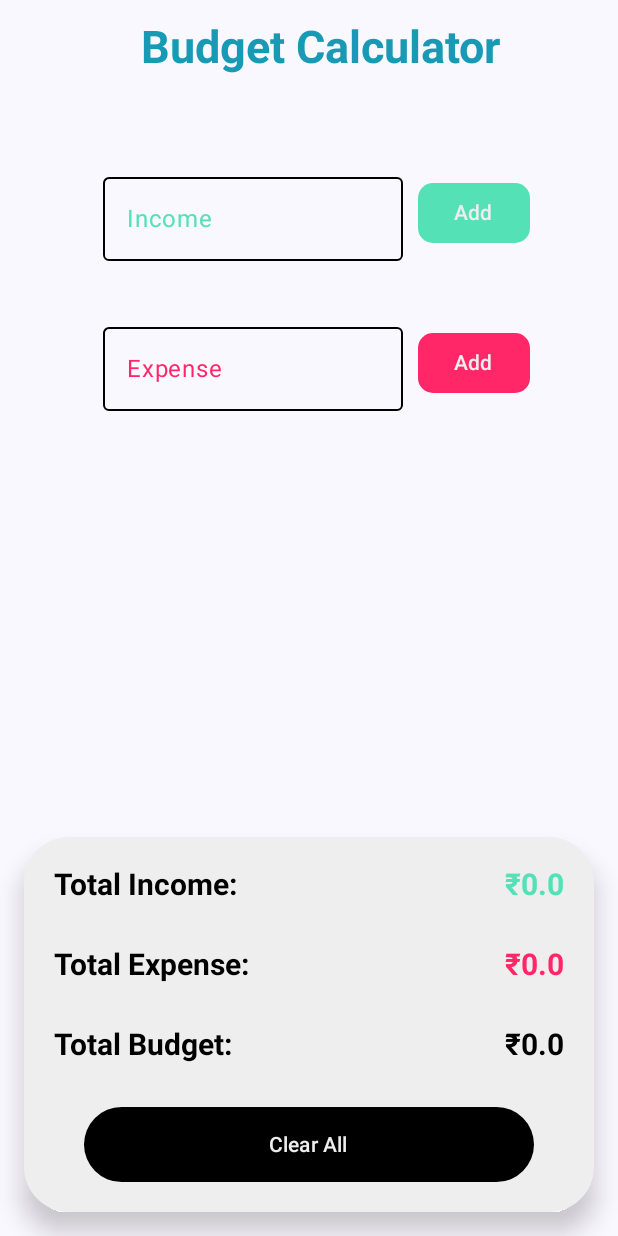
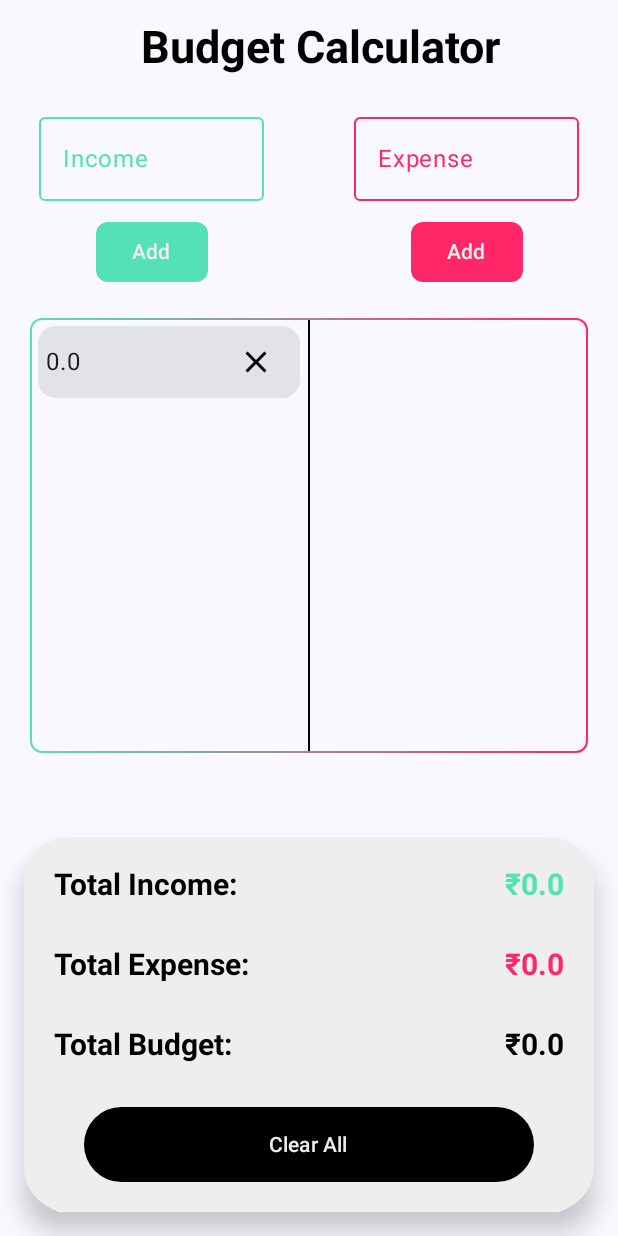
Before and after one commit to Vinayakbora/BudgetCalculator, an Android app built with Jetpack Compose: the screen it shows after launch (MainActivity), after a tap on "Add", on a phone screen of 412 x 824 dp. Run offline under Robolectric (Android 15) with nearby library versions, the phone set to English and light mode, and no system bars.

Commit message:
Implemented the basic UI set up

```diff
--- a/app/src/main/AndroidManifest.xml
+++ b/app/src/main/AndroidManifest.xml
@@ -17,7 +17,6 @@
         <activity
             android:name=".MainActivity"
             android:exported="true"
-            android:label="@string/app_name"
             android:screenOrientation="portrait"
             android:theme="@style/Theme.BudgetCalculator">
             <intent-filter>
--- /dev/null
+++ b/app/src/main/java/com/example/budgetcalculator/BudgetData.kt
@@ -0,0 +1,12 @@
+package com.example.budgetcalculator
+
+import androidx.compose.runtime.MutableDoubleState
+import androidx.compose.runtime.mutableDoubleStateOf
+import androidx.compose.runtime.mutableStateListOf
+
+data class BudgetData(
+    var newIncome: MutableDoubleState = mutableDoubleStateOf(0.0),
+    var newExpense: MutableDoubleState = mutableDoubleStateOf(0.0),
+    var incomeList: MutableList<Double> = mutableStateListOf(),
+    var expenseList: MutableList<Double> = mutableStateListOf()
+)
--- a/app/src/main/java/com/example/budgetcalculator/HomeScreen.kt
+++ b/app/src/main/java/com/example/budgetcalculator/HomeScreen.kt
@@ -1,13 +1,21 @@
 package com.example.budgetcalculator
 
+import androidx.compose.foundation.background
+import androidx.compose.foundation.border
 import androidx.compose.foundation.layout.*
+import androidx.compose.foundation.rememberScrollState
 import androidx.compose.foundation.shape.RoundedCornerShape
 import androidx.compose.foundation.text.KeyboardOptions
+import androidx.compose.foundation.verticalScroll
+import androidx.compose.material.icons.Icons
+import androidx.compose.material.icons.filled.Clear
 import androidx.compose.material3.Button
 import androidx.compose.material3.ButtonDefaults
 import androidx.compose.material3.Card
 import androidx.compose.material3.CardDefaults
 import androidx.compose.material3.ExperimentalMaterial3Api
+import androidx.compose.material3.Icon
+import androidx.compose.material3.IconButton
 import androidx.compose.material3.OutlinedTextField
 import androidx.compose.material3.OutlinedTextFieldDefaults
 import androidx.compose.material3.Scaffold
@@ -16,6 +24,7 @@ import androidx.compose.material3.TopAppBar
 import androidx.compose.runtime.*
 import androidx.compose.ui.Alignment
 import androidx.compose.ui.Modifier
+import androidx.compose.ui.graphics.Brush
 import androidx.compose.ui.graphics.Color
 import androidx.compose.ui.platform.LocalSoftwareKeyboardController
 import androidx.compose.ui.text.TextStyle
@@ -24,7 +33,6 @@ import androidx.compose.ui.text.input.KeyboardType
 import androidx.compose.ui.text.style.TextAlign
 import androidx.compose.ui.unit.dp
 import androidx.compose.ui.unit.sp
-import com.example.budgetcalculator.ui.theme.BlueGrotto
 import com.example.budgetcalculator.ui.theme.LightGreen1
 import com.example.budgetcalculator.ui.theme.LightGrey
 import com.example.budgetcalculator.ui.theme.RoseRed
@@ -33,10 +41,7 @@ import com.example.budgetcalculator.ui.theme.TextWhite
 @OptIn(ExperimentalMaterial3Api::class)
 @Composable
 fun HomeScreen() {
-
-    var totalIncome by remember { mutableDoubleStateOf(0.0) }
-    var totalExpense by remember { mutableDoubleStateOf(0.0) }
-
+    val budgetData by remember { mutableStateOf(BudgetData()) }
 
     Scaffold(topBar = {
         TopAppBar(title = {
@@ -46,7 +51,7 @@ fun HomeScreen() {
                 Text(
                     text = APP_NAME,
                     style = TextStyle(
-                        fontSize = 30.sp, color = BlueGrotto, fontWeight = FontWeight.Bold
+                        fontSize = 30.sp, color = Color.Black, fontWeight = FontWeight.Bold
                     ),
                 )
             }
@@ -56,59 +61,81 @@ fun HomeScreen() {
         Column(
             verticalArrangement = Arrangement.Center,
             horizontalAlignment = Alignment.CenterHorizontally,
-            modifier = Modifier.padding(top = 100.dp)
+            modifier = Modifier.padding(top = 60.dp)
         ) {
-            IncomeInput(onIncomeChange = { totalIncome = it })
-            Spacer(modifier = Modifier.height(16.dp))
-            ExpenseInput(onExpenseChange = { totalExpense = it })
-            Spacer(modifier = Modifier.height(16.dp))
+            Row(modifier = Modifier.padding(horizontal = 16.dp)) {
+                IncomeInput(budgetData = budgetData)
+                Spacer(modifier = Modifier.weight(1f))
+                ExpenseInput(budgetData = budgetData)
+            }
+            BudgetDashboard(budgetData = budgetData)
+            Spacer(modifier = Modifier.weight(1f))
             BudgetResult(
-                totalIncome,
-                totalExpense,
-                onIncomeChange = { totalIncome = it },
-                onExpenseChange = { totalExpense = it })
-
+                onClear = {
+                    budgetData.newIncome.doubleValue = 0.0
+                    budgetData.newExpense.doubleValue = 0.0
+                    budgetData.incomeList.clear()
+                    budgetData.expenseList.clear()
+                },
+                budgetData = budgetData
+            )
         }
     }
 }
 
 @Composable
-fun IncomeInput(onIncomeChange: (Double) -> Unit) {
+fun IncomeInput(budgetData: BudgetData) {
     var incomeText by remember { mutableStateOf(EMPTY_STRING) }
-    var income by remember { mutableDoubleStateOf(0.0) }
     val keyboardController = LocalSoftwareKeyboardController.current
 
-
-    Row(
-        horizontalArrangement = Arrangement.SpaceBetween,
-        verticalAlignment = Alignment.CenterVertically
+    Column(
+        verticalArrangement = Arrangement.SpaceBetween,
+        horizontalAlignment = Alignment.CenterHorizontally
     ) {
         OutlinedTextField(
             value = incomeText,
             onValueChange = { text ->
                 incomeText = text
+
             },
-            label = { Text("Income", color = LightGreen1) },
+            textStyle = TextStyle(
+                fontSize = 16.sp,
+                color = Color.Black,
+                fontWeight = FontWeight.Bold
+            ),
+            label = {
+                Text(
+                    text = "Income",
+                    textAlign = TextAlign.Start,
+                    color = LightGreen1
+                )
+            },
             modifier = Modifier
-                .padding(vertical = 10.dp, horizontal = 10.dp)
-                .width(200.dp),
+                .padding(10.dp)
+                .width(150.dp),
             keyboardOptions = KeyboardOptions(keyboardType = KeyboardType.Number),
             colors = OutlinedTextFieldDefaults.colors(
                 focusedTextColor = Color.Black,
                 cursorColor = LightGreen1,
                 focusedBorderColor = LightGreen1,
-                unfocusedBorderColor = Color.Black
+                unfocusedBorderColor = LightGreen1
             )
         )
         Button(
             onClick = {
-                income = incomeText.toDoubleOrNull()?.plus(income) ?: 0.0
-                onIncomeChange(income)
+                val newIncomeValue = incomeText.toDoubleOrNull() ?: 0.0
+                budgetData.newIncome.doubleValue += newIncomeValue
+                budgetData.incomeList.add(newIncomeValue)
                 incomeText = EMPTY_STRING
                 keyboardController?.hide()
             },
-            shape = RoundedCornerShape(10.dp),
-            colors = ButtonDefaults.buttonColors(LightGreen1, TextWhite, LightGrey, Color.Black)
+            shape = RoundedCornerShape(8.dp),
+            colors = ButtonDefaults.buttonColors(
+                containerColor = LightGreen1,
+                contentColor = TextWhite,
+                disabledContainerColor = LightGrey,
+                disabledContentColor = Color.Black
+            )
         ) {
             Text(text = "Add")
         }
@@ -116,40 +143,51 @@ fun IncomeInput(onIncomeChange: (Double) -> Unit) {
 }
 
 @Composable
-fun ExpenseInput(onExpenseChange: (Double) -> Unit) {
+fun ExpenseInput(budgetData: BudgetData) {
     var expenseText by remember { mutableStateOf(EMPTY_STRING) }
-    var expense by remember { mutableDoubleStateOf(0.0) }
     val keyboardController = LocalSoftwareKeyboardController.current
 
-    Row(
-        horizontalArrangement = Arrangement.SpaceBetween,
-        verticalAlignment = Alignment.CenterVertically
+    Column(
+        verticalArrangement = Arrangement.SpaceBetween,
+        horizontalAlignment = Alignment.CenterHorizontally
     ) {
         OutlinedTextField(
             value = expenseText,
             onValueChange = { text ->
                 expenseText = text
             },
-            label = { Text("Expense", color = RoseRed) },
+            textStyle = TextStyle(
+                fontSize = 16.sp,
+                color = Color.Black,
+                fontWeight = FontWeight.Bold
+            ),
+            label = {
+                Text(
+                    text = "Expense",
+                    textAlign = TextAlign.Start,
+                    color = RoseRed
+                )
+            },
             modifier = Modifier
-                .padding(vertical = 10.dp, horizontal = 10.dp)
-                .width(200.dp),
+                .padding(10.dp)
+                .width(150.dp),
             keyboardOptions = KeyboardOptions(keyboardType = KeyboardType.Number),
             colors = OutlinedTextFieldDefaults.colors(
                 focusedTextColor = Color.Black,
                 cursorColor = RoseRed,
                 focusedBorderColor = RoseRed,
-                unfocusedBorderColor = Color.Black
+                unfocusedBorderColor = RoseRed
             )
         )
         Button(
             onClick = {
-                expense = expenseText.toDoubleOrNull()?.plus(expense) ?: 0.0
-                onExpenseChange(expense)
+                val newExpenseValue = expenseText.toDoubleOrNull() ?: 0.0
+                budgetData.newExpense.doubleValue += newExpenseValue
+                budgetData.expenseList.add(newExpenseValue)
                 expenseText = EMPTY_STRING
                 keyboardController?.hide()
             },
-            shape = RoundedCornerShape(10.dp),
+            shape = RoundedCornerShape(8.dp),
             colors = ButtonDefaults.buttonColors(RoseRed, TextWhite, LightGrey, Color.Black)
         ) {
             Text(text = "Add")
@@ -158,14 +196,100 @@ fun ExpenseInput(onExpenseChange: (Double) -> Unit) {
 }
 
 @Composable
+fun BudgetDashboard(budgetData: BudgetData) {
+    Column(
+        modifier = Modifier
+            .fillMaxWidth()
+            .height(330.dp)
+            .padding(20.dp)
+            .border(
+                brush = Brush.horizontalGradient(listOf(LightGreen1, RoseRed)),
+                width = 1.dp,
+                shape = RoundedCornerShape(8.dp)
+            )
+    ) {
+        Row(Modifier.fillMaxSize()) {
+            Column(
+                modifier = Modifier
+                    .weight(1f)
+                    .wrapContentHeight()
+                    .verticalScroll(rememberScrollState())
+            ) {
+                budgetData.incomeList.forEach {
+                    Card(
+                        modifier = Modifier
+                            .fillMaxWidth()
+                            .padding(5.dp)
+                    ) {
+                        Row(
+                            horizontalArrangement = Arrangement.SpaceBetween,
+                            verticalAlignment = Alignment.CenterVertically,
+                            modifier = Modifier.fillMaxWidth().padding(horizontal = 5.dp)
+                        ) {
+                            Text(text = it.toString())
+                            IconButton(onClick = {
+                                budgetData.incomeList.remove(it)
+                                budgetData.newIncome.doubleValue -= it
+                            }
+                            ) {
+                                Icon(
+                                    imageVector = Icons.Filled.Clear,
+                                    contentDescription = "Cross Button",
+                                    tint = Color.Black
+                                )
+                            }
+                        }
+                    }
+                }
+            }
+            Column(
+                Modifier
+                    .height(330.dp)
+                    .background(color = Color.Black)
+                    .width(1.dp)
+            ) {}
+            Column(
+                modifier = Modifier
+                    .weight(1f)
+                    .wrapContentHeight()
+                    .verticalScroll(rememberScrollState())
+            ) {
+                budgetData.expenseList.forEach {
+                    Card(
+                        modifier = Modifier
+                            .fillMaxWidth()
+                            .padding(5.dp)
+                    ) {
+                        Row(
+                            horizontalArrangement = Arrangement.SpaceBetween,
+                            verticalAlignment = Alignment.CenterVertically,
+                            modifier = Modifier.fillMaxWidth().padding(horizontal = 5.dp)
+                        ) {
+                            Text(text = it.toString())
+                            IconButton(onClick = {
+                                budgetData.expenseList.remove(it)
+                                budgetData.newExpense.doubleValue -= it
+                            }
+                            ) {
+                                Icon(
+                                    imageVector = Icons.Filled.Clear,
+                                    contentDescription = "Cross Button",
+                                    tint = Color.Black
+                                )
+                            }
+                        }
+                    }
+                }
+            }
+        }
+    }
+}
+
+@Composable
 fun BudgetResult(
-    totalIncome: Double,
-    totalExpense: Double,
-    onIncomeChange: (Double) -> Unit,
-    onExpenseChange: (Double) -> Unit,
+    onClear: () -> Unit,
+    budgetData: BudgetData,
 ) {
-    val budget = totalIncome - totalExpense
-
     Box(
         contentAlignment = Alignment.BottomCenter, modifier = Modifier.fillMaxSize()
     ) {
@@ -194,7 +318,7 @@ fun BudgetResult(
                         modifier = Modifier.padding(0.dp, 20.dp, 0.dp, 10.dp)
                     )
                     Text(
-                        text = "₹$totalIncome",
+                        text = "₹${budgetData.newIncome.doubleValue}",
                         fontSize = 20.sp,
                         color = LightGreen1,
                         textAlign = TextAlign.End,
@@ -216,7 +340,7 @@ fun BudgetResult(
                         modifier = Modifier.padding(0.dp, 20.dp, 0.dp, 10.dp)
                     )
                     Text(
-                        text = "₹$totalExpense",
+                        text = "₹${budgetData.newExpense.doubleValue}",
                         fontSize = 20.sp,
                         color = RoseRed,
                         textAlign = TextAlign.End,
@@ -238,7 +362,7 @@ fun BudgetResult(
                         modifier = Modifier.padding(0.dp, 20.dp, 0.dp, 10.dp)
                     )
                     Text(
-                        text = "₹$budget",
+                        text = "₹${budgetData.newIncome.doubleValue - budgetData.newExpense.doubleValue}",
                         fontSize = 20.sp,
                         textAlign = TextAlign.End,
                         style = TextStyle(fontWeight = FontWeight.Bold),
@@ -248,19 +372,16 @@ fun BudgetResult(
 
                 Box(modifier = Modifier.padding(40.dp, 20.dp, 40.dp, 20.dp)) {
                     Button(
-                        onClick = {
-                            onIncomeChange(0.0)
-                            onExpenseChange(0.0)
-                        },
+                        onClick = onClear,
                         shape = RoundedCornerShape(50.dp),
                         modifier = Modifier
                             .fillMaxWidth()
                             .height(50.dp),
                         colors = ButtonDefaults.buttonColors(
-                            Color.Black,
-                            TextWhite,
-                            Color.Black,
-                            TextWhite
+                            containerColor = Color.Black,
+                            contentColor = TextWhite,
+                            disabledContainerColor = Color.Black,
+                            disabledContentColor = TextWhite
                         )
                     ) {
                         Text(text = "Clear All")
```
